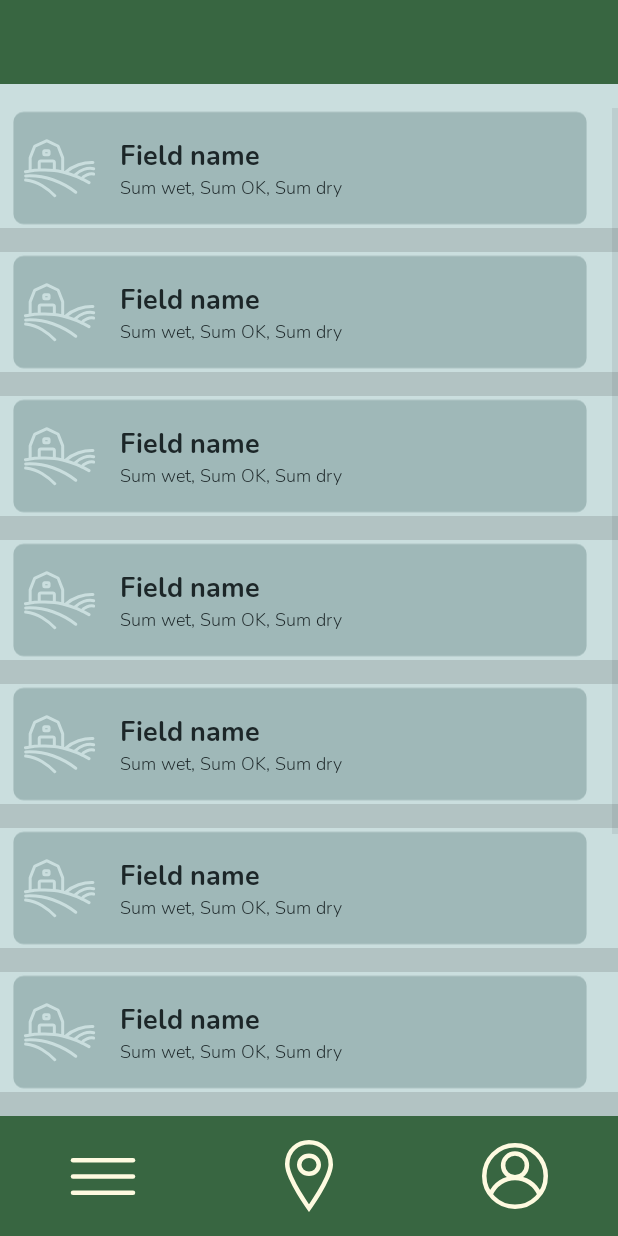
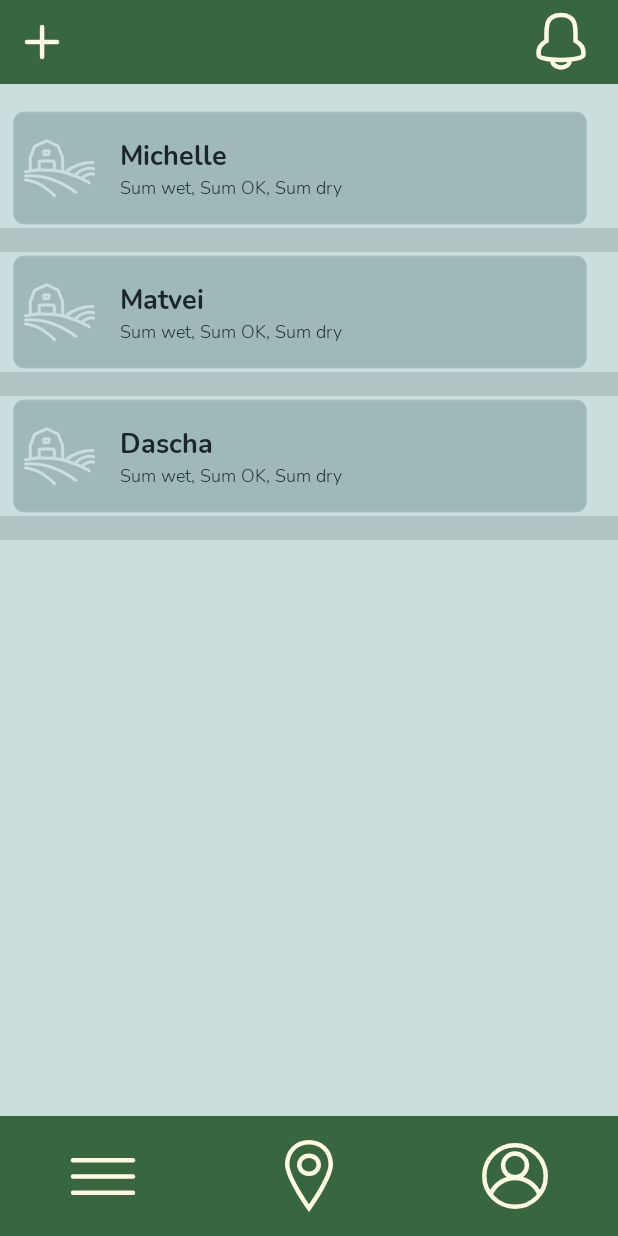
Before and after one commit to MichaWest/Sensors, an Android app: the MapListPageActivity screen opened directly, with no data from a screen before it, on a phone screen of 412 x 824 dp. Run offline under Robolectric (Android 15) with nearby library versions, the phone set to English and light mode, and no system bars.

Commit message:
Something I forgot

```diff
--- a/app/src/main/java/com/example/sensors/MapListPageActivity.java
+++ b/app/src/main/java/com/example/sensors/MapListPageActivity.java
@@ -1,19 +1,31 @@
 package com.example.sensors;
 
+import android.annotation.SuppressLint;
+import android.app.AlertDialog;
+import android.content.Context;
 import android.content.Intent;
 import android.graphics.Color;
+import android.hardware.SensorPrivacyManager;
 import android.os.Bundle;
+import android.view.LayoutInflater;
 import android.view.View;
 import android.view.ViewGroup;
 import android.widget.ArrayAdapter;
 import android.widget.BaseAdapter;
+import android.widget.EditText;
 import android.widget.ImageButton;
 import android.widget.ListView;
+import android.widget.TextView;
 
+import androidx.annotation.NonNull;
 import androidx.appcompat.app.AppCompatActivity;
+
+import java.util.ArrayList;
+import java.util.List;
 
 public class MapListPageActivity extends AppCompatActivity {
     private ListView listOfMap;
+    private ArrayList<Field> fields = new ArrayList<>();
 
     @Override
     protected void onCreate(Bundle savedInstanceState) {
@@ -22,7 +34,11 @@ public class MapListPageActivity extends AppCompatActivity {
 
         listOfMap = findViewById(R.id.map_list_view);
 
-        MyAdapter adapter = new MyAdapter();
+        fields.add(new Field("Michelle"));
+        fields.add(new Field("Matvei"));
+        fields.add(new Field("Dascha"));
+
+        MyAdapter adapter = new MyAdapter(this, fields);
         listOfMap.setAdapter(adapter);
 
         final ImageButton mapButton = findViewById(R.id.maplist__btn_map);
@@ -37,17 +53,49 @@ public class MapListPageActivity extends AppCompatActivity {
             startActivity(intent);
         });
 
+        final ImageButton addFieldButton = findViewById(R.id.maplist__btn_add);
+        addFieldButton.setOnClickListener(new View.OnClickListener() {
+            @Override
+            public void onClick(View view) {
+                shoeAddItemDialog();
+            }
+        });
+
     }
 
-    public class MyAdapter extends BaseAdapter{
+    private void shoeAddItemDialog(){
+        CreateFieldDialog dialog = new CreateFieldDialog(this, new CreateFieldDialog.CustomDialogListener() {
+            @Override
+            public void onConfirmClicked(String name) {
+                fields.add(new Field(name));
+            }
+
+            @Override
+            public void onCancelClicked() {
+                // На будущее
+            }
+        });
+
+        dialog.show();
+    }
+
+    public class MyAdapter extends ArrayAdapter<Field>{
+        private List<Field> items;
+        private final Context context;
+
+        public MyAdapter(@NonNull Context context, @NonNull List<Field> objects) {
+            super(context, 0, objects);
+            this.context = context;
+            this.items = objects;
+        }
 
         @Override
         public int getCount() {
-            return 10;
+            return items.size();
         }
 
         @Override
-        public Object getItem(int i) {
+        public Field getItem(int i) {
             return null;
         }
 
@@ -56,10 +104,16 @@ public class MapListPageActivity extends AppCompatActivity {
             return 0;
         }
 
+        @NonNull
+        @SuppressLint("ViewHolder")
         @Override
-        public View getView(int position, View convertView, ViewGroup parent) {
+        public View getView(int position, View convertView, @NonNull ViewGroup parent) {
             convertView = getLayoutInflater().inflate(R.layout.map_content, parent, false);
             convertView.setBackgroundColor(Color.TRANSPARENT);
+            TextView text = convertView.findViewById(R.id.field_name);
+
+            Field f = items.get(position);
+            text.setText(f.getFieldName());
             return convertView;
         }
     }
--- a/app/src/main/res/layout/activity_main.xml
+++ b/app/src/main/res/layout/activity_main.xml
@@ -48,7 +48,6 @@
     </LinearLayout>
 
 
-
     <com.yandex.mapkit.mapview.MapView
         android:id="@+id/map_view"
         android:layout_width="match_parent"
--- a/app/src/main/res/layout/map_list_page.xml
+++ b/app/src/main/res/layout/map_list_page.xml
@@ -13,7 +13,35 @@
         android:layout_width="match_parent"
         android:layout_height="56dp"
         android:background="@color/green"
-        app:layout_constraintTop_toTopOf="parent"/>
+        app:layout_constraintTop_toTopOf="parent">
+
+        <ImageButton
+            android:id="@+id/maplist__btn_add"
+            android:layout_width="wrap_content"
+            android:layout_height="0dp"
+            android:background="@null"
+            android:src="@drawable/add_icon"
+            android:layout_marginStart="16dp"
+
+            app:layout_constraintLeft_toLeftOf="parent"
+            app:layout_constraintBottom_toBottomOf="parent"
+            app:layout_constraintTop_toTopOf="parent"
+            />
+
+        <ImageButton
+            android:id="@+id/maplist__btn_notify"
+            android:layout_width="wrap_content"
+            android:layout_height="0dp"
+            android:background="@null"
+            android:src="@drawable/notify_button"
+            android:layout_marginEnd="8dp"
+
+            app:layout_constraintRight_toRightOf="parent"
+            app:layout_constraintBottom_toBottomOf="parent"
+            app:layout_constraintTop_toTopOf="parent"
+            />
+
+    </androidx.constraintlayout.widget.ConstraintLayout>
 
     <ListView
         android:id="@+id/map_list_view"
@@ -68,7 +96,4 @@
     </LinearLayout>
 
 
-
-
-
 </androidx.constraintlayout.widget.ConstraintLayout>
```
Lines whose indentation alone changed are shown as unchanged.
